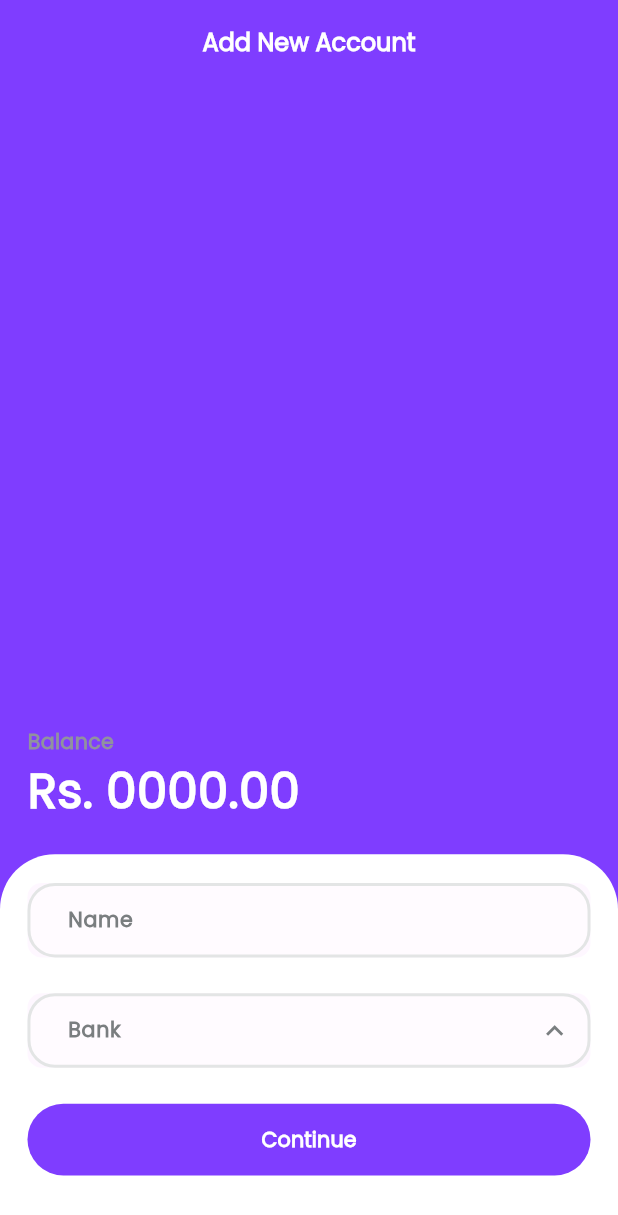
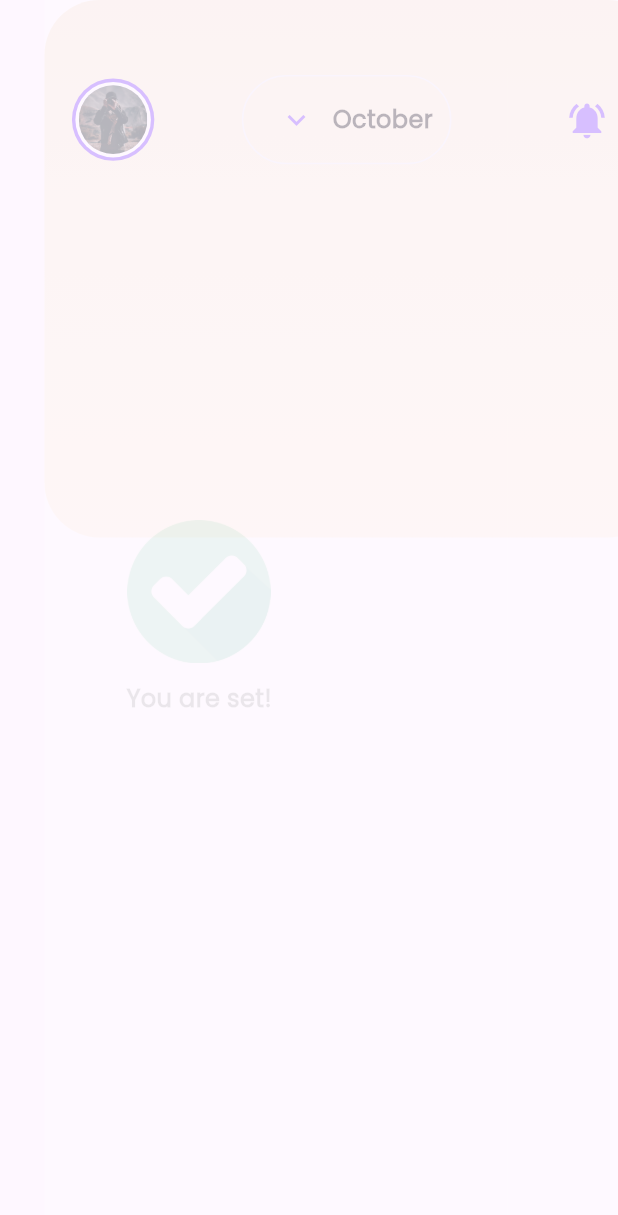
Before and after one commit to puskottampandey/ExpenseTrackers, a Flutter app: the AddNewAccount screen opened by its route, after a tap on "Continue", on a phone screen of 412 x 824 dp. Shown: the top 1215 px of the screen. Run offline on Flutter 3.47's test engine with Material 3 defaults, Android fonts, the phone set to English and light mode, and no system bars; our stand-ins replace connectivity_plus, flutter_riverpod, flutter_screenutil, flutter_svg, go_router, lottie and 1 more.

Commit message:
home screen started

```diff
--- a/lib/constants.dart
+++ b/lib/constants.dart
@@ -42,6 +42,14 @@ const klightBlueColor = Color(0xff8AC0FF);
 const kverylightBlueColor = Color(0xff8AC0FF);
 const kvvlightBlueColor = Color(0xffBDDCFF);
 const backgroundColor = Color(0xffE5E5E5);
+const containergradient = LinearGradient(
+    begin: Alignment.topCenter,
+    end: Alignment.bottomCenter,
+    colors: [
+      Color(0xffF8EDD8),
+      Color(0xffFCF3E1),
+      Color(0xffFFF6E5),
+    ]);
 double titleX = 60.sp;
 double title1 = 28.sp;
 double title2 = 20.sp;
--- a/lib/features/account_setup_screen/add_new_account.dart
+++ b/lib/features/account_setup_screen/add_new_account.dart
@@ -7,6 +7,7 @@ import 'package:flutter/material.dart';
 import 'package:flutter/widgets.dart';
 import 'package:flutter_riverpod/flutter_riverpod.dart';
 import 'package:flutter_screenutil/flutter_screenutil.dart';
+import 'package:go_router/go_router.dart';
 
 final name = AutoDisposeProvider((ref) => TextEditingController());
 final bank = AutoDisposeProvider((ref) => TextEditingController());
@@ -168,7 +169,9 @@ class AddNewAccount extends ConsumerWidget {
                           text: "Continue",
                           textcolor: kvverylightColor,
                           bgcolor: kPrimaryVoiletColor,
-                          ontap: () {},
+                          ontap: () {
+                            context.go("/successscreen");
+                          },
                         )
                       ],
                     ),
--- a/lib/features/account_setup_screen/success_screen.dart
+++ b/lib/features/account_setup_screen/success_screen.dart
@@ -1,18 +1,54 @@
+import 'dart:async';
+
+import 'package:expensetracker/constants.dart';
+import 'package:expensetracker/global/reuseable/image_path.dart';
 import 'package:expensetracker/global/reuseable/scaffoldscreen.dart';
 import 'package:flutter/material.dart';
+import 'package:flutter_riverpod/flutter_riverpod.dart';
 import 'package:flutter_screenutil/flutter_screenutil.dart';
 import 'package:flutter_svg/flutter_svg.dart';
+import 'package:go_router/go_router.dart';
 
-class SuccessScreen extends StatelessWidget {
+class SuccessScreen extends ConsumerStatefulWidget {
   const SuccessScreen({super.key});
+
+  @override
+  ConsumerState<SuccessScreen> createState() => _SuccessScreenState();
+}
+
+class _SuccessScreenState extends ConsumerState<SuccessScreen> {
+  @override
+  void initState() {
+    super.initState();
+    Timer(const Duration(seconds: 1), () {
+      context.go("/homescreen");
+    });
+  }
 
   @override
   Widget build(BuildContext context) {
     return ReuseableScaffold(
       child: Center(
-        child: SvgPicture.asset(
-          "assets/images/Ilustration.svg",
-          height: 60.h,
+        child: Column(
+          mainAxisAlignment: MainAxisAlignment.center,
+          crossAxisAlignment: CrossAxisAlignment.center,
+          children: [
+            Image.asset(
+              ImagePath.successLogo,
+              height: 80.h,
+            ),
+            SizedBox(
+              height: 10.h,
+            ),
+            Text(
+              "You are set!",
+              style: textTheme.bodyLarge!.copyWith(
+                fontSize: title3,
+                color: kPrimaryDarkColor,
+                fontWeight: FontWeight.w600,
+              ),
+            )
+          ],
         ),
       ),
     );
--- /dev/null
+++ b/lib/features/home_screen/home_screen.dart
@@ -0,0 +1,90 @@
+import 'package:expensetracker/constants.dart';
+import 'package:expensetracker/global/reuseable/image_path.dart';
+import 'package:expensetracker/global/reuseable/scaffoldscreen.dart';
+import 'package:flutter/cupertino.dart';
+import 'package:flutter/material.dart';
+import 'package:flutter_screenutil/flutter_screenutil.dart';
+import 'package:flutter_svg/flutter_svg.dart';
+
+class HomeScreen extends StatelessWidget {
+  const HomeScreen({super.key});
+
+  @override
+  Widget build(BuildContext context) {
+    return ReuseableScaffold(
+      child: Column(
+        children: [
+          Container(
+            padding: EdgeInsets.fromLTRB(16.w, 40.h, 16.w, 0),
+            height: 300.h,
+            decoration: BoxDecoration(
+              borderRadius: BorderRadius.all(
+                Radius.circular(32.r),
+              ),
+              gradient: containergradient,
+            ),
+            child: Column(
+              children: [
+                Row(
+                  mainAxisAlignment: MainAxisAlignment.spaceBetween,
+                  children: [
+                    CircleAvatar(
+                      radius: 24.r,
+                      backgroundColor: kPrimaryVoiletColor,
+                      child: CircleAvatar(
+                        radius: 22.r,
+                        backgroundColor: kvverylightColor,
+                        child: CircleAvatar(
+                          radius: 20.r,
+                          backgroundImage:
+                              Image.asset(ImagePath.profileImage).image,
+                        ),
+                      ),
+                    ),
+                    Container(
+                      padding:
+                          EdgeInsets.symmetric(vertical: 4.h, horizontal: 10.w),
+                      decoration: BoxDecoration(
+                        border: Border.all(
+                          color: kwhitelightColor,
+                        ),
+                        borderRadius: BorderRadius.circular(32.r),
+                      ),
+                      child: Row(
+                        children: [
+                          IconButton(
+                            onPressed: () {},
+                            icon: const Icon(
+                              Icons.keyboard_arrow_down,
+                              color: kPrimaryVoiletColor,
+                            ),
+                          ),
+                          Text(
+                            "October",
+                            style: textTheme.bodyLarge!.copyWith(
+                              fontSize: title3,
+                              fontWeight: FontWeight.w600,
+                            ),
+                          )
+                        ],
+                      ),
+                    ),
+                    IconButton(
+                        onPressed: () {},
+                        icon: IconButton(
+                            onPressed: () {},
+                            icon: Icon(
+                              Icons.notifications_active,
+                              color: kPrimaryVoiletColor,
+                              size: 24.h,
+                            )))
+                  ],
+                )
+              ],
+            ),
+          ),
+        ],
+      ),
+    );
+  }
+}
--- a/lib/global/authentication/signup_screen/signup_screen.dart
+++ b/lib/global/authentication/signup_screen/signup_screen.dart
@@ -1,5 +1,6 @@
 import 'package:expensetracker/constants.dart';
 import 'package:expensetracker/global/reuseable/button.dart';
+import 'package:expensetracker/global/reuseable/image_path.dart';
 import 'package:expensetracker/global/reuseable/scaffoldscreen.dart';
 import 'package:expensetracker/global/reuseable/textformfield.dart';
 import 'package:flutter/material.dart';
@@ -159,7 +160,7 @@ class SignupScreen extends ConsumerWidget {
                           mainAxisAlignment: MainAxisAlignment.center,
                           children: [
                             Image.asset(
-                              "assets/images/google.png",
+                              ImagePath.googleLogo,
                               height: 18.h,
                             ),
                             Text(
--- a/lib/global/onboarding/onboarding_screen.dart
+++ b/lib/global/onboarding/onboarding_screen.dart
@@ -29,7 +29,7 @@ class OnboardingScreen extends ConsumerWidget {
         des:
             "Track your transaction easily, with categories and financial report"),
     Onboarding(
-        image: ImagePath.animation3,
+        image: ImagePath.confirmLogo,
         title: "Planning ahead",
         des: "Setup your budget for each category so you in control"),
   ];
@@ -48,55 +48,12 @@ class OnboardingScreen extends ConsumerWidget {
           child: Column(
             children: [
               Expanded(
-                child: PageView.builder(
-                    controller: controller,
-                    onPageChanged: (value) {
-                      ref.read(currentPage.notifier).state = value;
-                    },
-                    itemCount: onboarding.length,
-                    itemBuilder: (BuildContext context, int index) {
-                      final data = onboarding[index];
-                      return Column(
-                        mainAxisAlignment: MainAxisAlignment.center,
-                        crossAxisAlignment: CrossAxisAlignment.center,
-                        children: [
-                          Lottie.asset(
-                            data.image.toString(),
-                          ),
-                          Text(
-                            data.title.toString(),
-                            style: textTheme.bodyLarge!.copyWith(
-                              fontSize: title2,
-                              fontWeight: FontWeight.bold,
-                            ),
-                            maxLines: 2,
-                            textAlign: TextAlign.center,
-                          ),
-                          SizedBox(height: 10.h),
-                          Text(
-                            data.des.toString(),
-                            style: textTheme.bodyLarge!.copyWith(
-                              fontSize: regular2,
-                              color: kPrimarylightColor,
-                              fontWeight: FontWeight.bold,
-                            ),
-                            maxLines: 2,
-                            textAlign: TextAlign.center,
-                          ),
-                        ],
-                      );
-                    }),
+                child: pageView(ref),
               ),
               SizedBox(
                 height: 10.h,
               ),
-              SmoothPageIndicator(
-                controller: controller,
-                count: onboarding.length,
-                effect: const WormEffect(
-                  activeDotColor: kPrimaryVoiletColor,
-                ),
-              ),
+              smoothPage(),
               SizedBox(
                 height: 100.h,
               ),
@@ -139,4 +96,55 @@ class OnboardingScreen extends ConsumerWidget {
       ),
     ));
   }
+
+  SmoothPageIndicator smoothPage() {
+    return SmoothPageIndicator(
+      controller: controller,
+      count: onboarding.length,
+      effect: const WormEffect(
+        activeDotColor: kPrimaryVoiletColor,
+      ),
+    );
+  }
+
+  PageView pageView(WidgetRef ref) {
+    return PageView.builder(
+        controller: controller,
+        onPageChanged: (value) {
+          ref.read(currentPage.notifier).state = value;
+        },
+        itemCount: onboarding.length,
+        itemBuilder: (BuildContext context, int index) {
+          final data = onboarding[index];
+          return Column(
+            mainAxisAlignment: MainAxisAlignment.center,
+            crossAxisAlignment: CrossAxisAlignment.center,
+            children: [
+              Lottie.asset(
+                data.image.toString(),
+              ),
+              Text(
+                data.title.toString(),
+                style: textTheme.bodyLarge!.copyWith(
+                  fontSize: title2,
+                  fontWeight: FontWeight.bold,
+                ),
+                maxLines: 2,
+                textAlign: TextAlign.center,
+              ),
+              SizedBox(height: 10.h),
+              Text(
+                data.des.toString(),
+                style: textTheme.bodyLarge!.copyWith(
+                  fontSize: regular2,
+                  color: kPrimarylightColor,
+                  fontWeight: FontWeight.bold,
+                ),
+                maxLines: 2,
+                textAlign: TextAlign.center,
+              ),
+            ],
+          );
+        });
+  }
 }
--- a/lib/global/reuseable/image_path.dart
+++ b/lib/global/reuseable/image_path.dart
@@ -7,4 +7,6 @@ class ImagePath {
   static String googleLogo = "$mainurl/google.png";
   static String onboardingThird = "$mainurl/llustration.svg";
   static String confirmLogo = "$mainurl/Rectangle 101.svg";
+  static String successLogo = "$mainurl/checked.png";
+  static String profileImage = "$mainurl/profile-picture.png";
 }
--- a/lib/main.dart
+++ b/lib/main.dart
@@ -34,7 +34,10 @@ class MyApp extends StatelessWidget {
 class NetworkListener extends ConsumerWidget {
   final Widget child;
 
-  const NetworkListener({required this.child});
+  const NetworkListener({
+    required this.child,
+    super.key,
+  });
 
   @override
   Widget build(BuildContext context, WidgetRef ref) {
--- a/lib/routes/route_constants.dart
+++ b/lib/routes/route_constants.dart
@@ -8,4 +8,6 @@ class RouteConstants {
   static String accountSetup = "accountSetup";
   static String addnewaccount = "addnewaccount";
   static String connectionscreen = 'connectionscreen';
+  static String successscreen = 'successscreen';
+  static String homescreen = 'homescreen';
 }
--- a/lib/routes/router.dart
+++ b/lib/routes/router.dart
@@ -1,5 +1,7 @@
 import 'package:expensetracker/features/account_setup_screen/add_new_account.dart';
 import 'package:expensetracker/features/account_setup_screen/setup_account_screen.dart';
+import 'package:expensetracker/features/account_setup_screen/success_screen.dart';
+import 'package:expensetracker/features/home_screen/home_screen.dart';
 import 'package:expensetracker/global/authentication/confirm_screen/confrim_screen.dart';
 import 'package:expensetracker/global/authentication/forgot_pass/forgot_password.dart';
 import 'package:expensetracker/global/authentication/login_screen/login_sceen.dart';
@@ -69,5 +71,17 @@ final GoRouter router = GoRouter(
         builder: (context, state) {
           return const ConnectionErrorScreen();
         }),
+    GoRoute(
+        name: RouteConstants.successscreen,
+        path: '/successscreen',
+        builder: (context, state) {
+          return const SuccessScreen();
+        }),
+    GoRoute(
+        name: RouteConstants.homescreen,
+        path: '/homescreen',
+        builder: (context, state) {
+          return const HomeScreen();
+        }),
   ],
 );
```
Also changed, not shown: assets/images/checked.png (added), assets/images/profile-picture.png (added).
